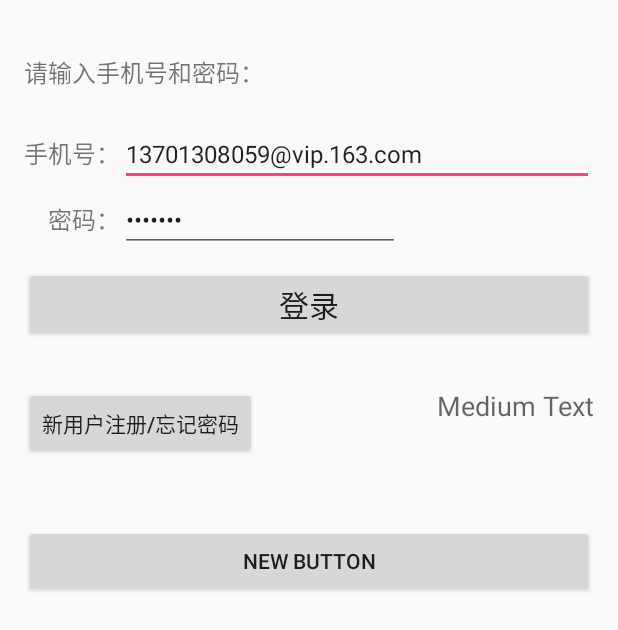
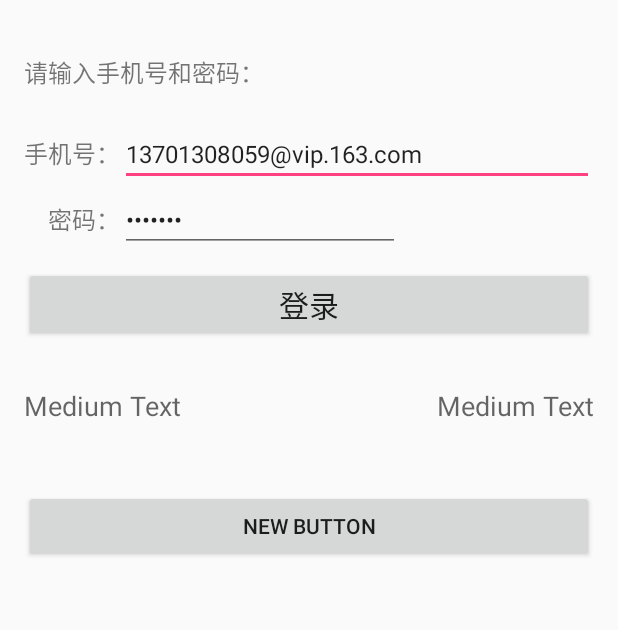
Before and after one commit to karlnet/AndroidAPP, an Android app: the layout activity_login.xml on its own in the app's theme, with its tools: preview values and no code run, on a phone screen of 412 x 824 dp. Shown: the top 630 px of the screen. Run offline under Robolectric (Android 15) with nearby library versions, the phone set to English and light mode, and no system bars.

```diff
--- a/app/build.gradle
+++ b/app/build.gradle
@@ -25,4 +25,5 @@ dependencies {
     compile 'com.android.support:appcompat-v7:23.1.1'
     compile 'org.xutils:xutils:3.3.6'
     compile 'com.google.code.gson:gson:2.3.1'
+    compile 'com.google.android.gms:play-services-appindexing:8.1.0'
 }
--- a/app/src/main/AndroidManifest.xml
+++ b/app/src/main/AndroidManifest.xml
@@ -40,5 +40,10 @@
         <activity android:name="com.hhnext.myeasylink.DeviceActivity" />
         <activity android:name="com.hhnext.myeasylink.MainActivity" />
         <activity android:name="com.hhnext.myeasylink.UserRegisterActivity" />
+        <!-- ATTENTION: This was auto-generated to add Google Play services to your project for
+             App Indexing.  See https://g.co/AppIndexing/AndroidStudio for more information. -->
+        <meta-data
+            android:name="com.google.android.gms.version"
+            android:value="@integer/google_play_services_version" />
     </application>
 </manifest>
--- a/app/src/main/java/com/hhnext/myeasylink/DevicesActivity.java
+++ b/app/src/main/java/com/hhnext/myeasylink/DevicesActivity.java
@@ -98,8 +98,8 @@ public class DevicesActivity extends AppCompatActivity {
         return super.onCreateOptionsMenu(paramMenu);
     }
 
-    public boolean onOptionsItemSelected(MenuItem paramMenuItem) {
-        switch (paramMenuItem.getItemId()) {
+    public boolean onOptionsItemSelected(MenuItem menuItem) {
+        switch (menuItem.getItemId()) {
             case android.R.id.home:
                 System.exit(0);
             case R.id.action_easylink:
@@ -108,7 +108,7 @@ public class DevicesActivity extends AppCompatActivity {
             case R.id.action_setting:
                 return true;
             default:
-                return super.onOptionsItemSelected(paramMenuItem);
+                return super.onOptionsItemSelected(menuItem);
         }
     }
 
--- a/app/src/main/res/layout/activity_login.xml
+++ b/app/src/main/res/layout/activity_login.xml
@@ -70,31 +70,34 @@
         android:text="登录"
         android:textSize="20.0dip" />
 
-    <Button
-        android:id="@+id/registerUser"
+    <TextView
+        android:id="@+id/forgetPasswordLink"
         android:layout_width="wrap_content"
         android:layout_height="wrap_content"
         android:layout_alignLeft="@id/textView02"
         android:layout_below="@id/loginButton"
         android:layout_marginTop="30.0dip"
-        android:text="新用户注册/忘记密码" />
+        android:text="Medium Text"
+        android:textAppearance="?android:textAppearanceMedium" />
 
-    <Button
-        android:id="@+id/button"
-        android:layout_width="wrap_content"
-        android:layout_height="wrap_content"
-        android:layout_alignParentLeft="true"
-        android:layout_alignRight="@id/mobileNumber"
-        android:layout_below="@id/registerUser"
-        android:layout_marginTop="44.0dip"
-        android:text="New Button" />
 
     <TextView
         android:id="@+id/registerUserLink"
         android:layout_width="wrap_content"
         android:layout_height="wrap_content"
         android:layout_alignRight="@id/mobileNumber"
-        android:layout_alignTop="@id/registerUser"
+        android:layout_alignTop="@id/forgetPasswordLink"
         android:text="Medium Text"
         android:textAppearance="?android:textAppearanceMedium" />
+
+    <Button
+        android:id="@+id/testButton"
+        android:layout_width="match_parent"
+        android:layout_height="wrap_content"
+        android:layout_alignParentLeft="true"
+
+        android:layout_below="@id/forgetPasswordLink"
+        android:layout_marginTop="44.0dip"
+        android:text="New Button" />
+
 </RelativeLayout>
```
Also changed, not shown: app/src/main/java/com/hhnext/myeasylink/LoginActivity.java (+49 -25 lines), app/src/main/java/com/hhnext/myeasylink/MyUtil.java (+38 -43 lines), app/src/main/java/com/hhnext/myeasylink/UserRegisterActivity.java (+20 -4 lines).
